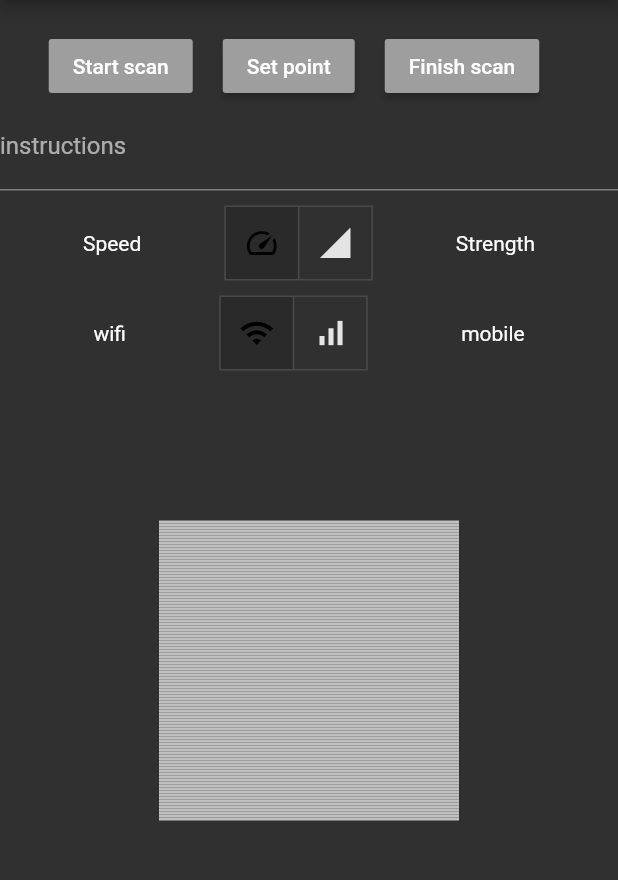
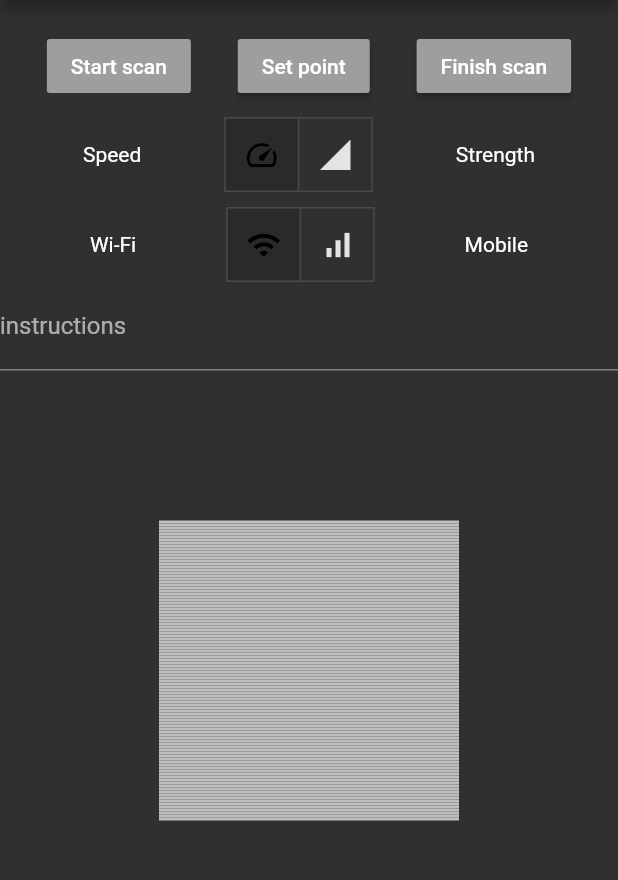
Before and after one commit to NotWorthIt/BetterWifi, a Flutter app: the screen it shows after launch, on a phone screen of 412 x 824 dp, the part 84-964 px from its top. Run offline on Flutter 3.47's test engine with Material 2 defaults, Android fonts, the phone set to English and light mode, and no system bars; our stand-ins replace flutter_compass, logger, permission_handler, settings_ui, shared_preferences, wakelock; missing offline and left inert: internet_speed_test, interpolate, wifi_info_plugin.

Commit message:
improved layout

```diff
--- a/lib/ScanPage.dart
+++ b/lib/ScanPage.dart
@@ -58,12 +58,10 @@ class GpsPainter extends CustomPainter {
 
     for (int i = 0; i < _data.length; i++) {
       for (int j = 0; j < _data[0].length; j++) {
-        if(_data[i][j] == -1){
+        if (_data[i][j] == -1) {
           paint1.color = Color.fromARGB(255, 192, 192, 192);
-        }else {
-          paint1.color = Color.fromARGB(
-              255, interR.eval(_data[i][j].toDouble()).toInt(),
-              interG.eval(_data[i][j].toDouble()).toInt(), 0);
+        } else {
+          paint1.color = Color.fromARGB(255, interR.eval(_data[i][j].toDouble()).toInt(), interG.eval(_data[i][j].toDouble()).toInt(), 0);
         }
         canvas.drawRect(Offset(offsetHeight + i.toDouble() * sizeRect, offsetHeight + j.toDouble() * sizeRect) & Size(sizeRect, sizeRect), paint1);
       }
@@ -119,9 +117,6 @@ class _ScanPageState extends State<ScanPage> {
     }
   }
 
-
-
-
   @override
   void initState() {
     super.initState();
@@ -162,7 +157,7 @@ class _ScanPageState extends State<ScanPage> {
     }
   }
 
-  void openSettings () async{
+  void openSettings() async {
     await platform.invokeMethod('enableWifi');
   }
 
@@ -211,32 +206,23 @@ class _ScanPageState extends State<ScanPage> {
             child: SingleChildScrollView(
                 child: Column(children: <Widget>[
           Padding(padding: new EdgeInsets.all(10.0)),
-          Row(mainAxisAlignment: MainAxisAlignment.center, children: <Widget>[
+          Row(mainAxisAlignment: MainAxisAlignment.spaceEvenly, children: <Widget>[
             FlatButton(
               color: Colors.grey,
               child: Text('Start scan'),
               onPressed: _startScan,
             ),
-            Padding(padding: new EdgeInsets.all(10.0)),
             RaisedButton(
               color: Colors.grey,
               child: Text('Set point'),
               onPressed: _setScan,
             ),
-            Padding(padding: new EdgeInsets.all(10.0)),
             RaisedButton(
               color: Colors.grey,
               child: Text('Finish scan'),
               onPressed: _stopScan,
             ),
-            Padding(padding: new EdgeInsets.all(10.0)),
           ]),
-          TextFormField(
-            key: Key('instructions'),
-            readOnly: true,
-            controller: instructionsController,
-            decoration: InputDecoration(labelText: 'instructions'),
-          ),
           Padding(padding: new EdgeInsets.all(5.0)),
           Row(mainAxisAlignment: MainAxisAlignment.spaceEvenly, children: <Widget>[
             Text("Speed"),
@@ -263,7 +249,7 @@ class _ScanPageState extends State<ScanPage> {
           ]),
           Padding(padding: new EdgeInsets.all(5.0)),
           Row(mainAxisAlignment: MainAxisAlignment.spaceEvenly, children: <Widget>[
-            Text("wifi"),
+            Text("Wi-Fi"),
             ToggleButtons(
               children: <Widget>[
                 Icon(Icons.wifi),
@@ -276,18 +262,23 @@ class _ScanPageState extends State<ScanPage> {
                   if (index == 0 && mobileOrWifi[0] == false) {
                     mobileOrWifi[0] = true;
                     mobileOrWifi[1] = false;
-                    _dialogConnectionSettings("Attention","Please enable WIFI and disable MOBILE \nAndroid Q doesn't allow this anymore automatically");
+                    _dialogConnectionSettings("Attention", "Please enable WIFI and disable MOBILE \nAndroid Q doesn't allow this anymore automatically");
                   } else if (index == 1 && mobileOrWifi[1] == false) {
                     mobileOrWifi[1] = true;
                     mobileOrWifi[0] = false;
-                    _dialogConnectionSettings("Attention","Please enable MOBILE and disable WIFI\nAndroid Q doesn't allow this anymore automatically");
+                    _dialogConnectionSettings("Attention", "Please enable MOBILE and disable WIFI\nAndroid Q doesn't allow this anymore automatically");
                   }
                 });
               },
             ),
-            Text("mobile")
-
+            Text("Mobile")
           ]),
+          TextFormField(
+            key: Key('instructions'),
+            readOnly: true,
+            controller: instructionsController,
+            decoration: InputDecoration(labelText: 'instructions'),
+          ),
           Padding(padding: new EdgeInsets.all(100.0)),
           CustomPaint(
             painter: painterGps,
@@ -303,9 +294,7 @@ class _ScanPageState extends State<ScanPage> {
     strengths = new List<int>();
     updateColors();
   }
-
   double maxSpeed = 0.0;
-
   _setScan() async {
     if (_scanActive && !scanning) {
       if (_pointCounter == 1) {
@@ -331,11 +320,10 @@ class _ScanPageState extends State<ScanPage> {
         if (strengthOrSpeed[1]) {
           _showDialog("Finished scan", "All Points have been scanned");
           var tmp;
-          if(mobileOrWifi[0]){
+          if (mobileOrWifi[0]) {
             var newTmp = await WifiInfoPlugin.wifiDetails;
             tmp = newTmp.signalStrength;
-          }
-          else{
+          } else {
             tmp = await _getGsmSignalStrength();
           }
           strengths.add(tmp);
@@ -358,11 +346,10 @@ class _ScanPageState extends State<ScanPage> {
       }
       if (strengthOrSpeed[1]) {
         var tmp;
-        if(mobileOrWifi[0]){
+        if (mobileOrWifi[0]) {
           var newTmp = await WifiInfoPlugin.wifiDetails;
           tmp = newTmp.signalStrength;
-        }
-        else{
+        } else {
           tmp = await _getGsmSignalStrength();
         }
         strengths.add(tmp);
@@ -451,6 +438,7 @@ class _ScanPageState extends State<ScanPage> {
       _showDialog("Platform not support", "");
     }
   }
+
   _dialogConnectionSettings(title, text) {
     showDialog(
         context: context,
```
